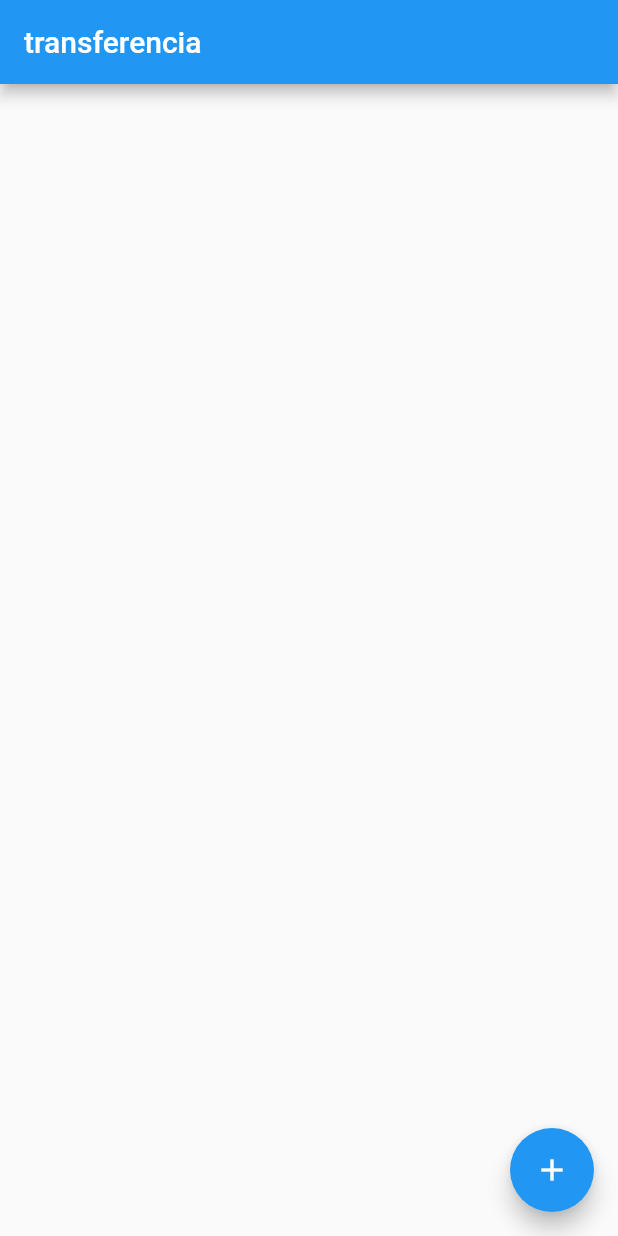
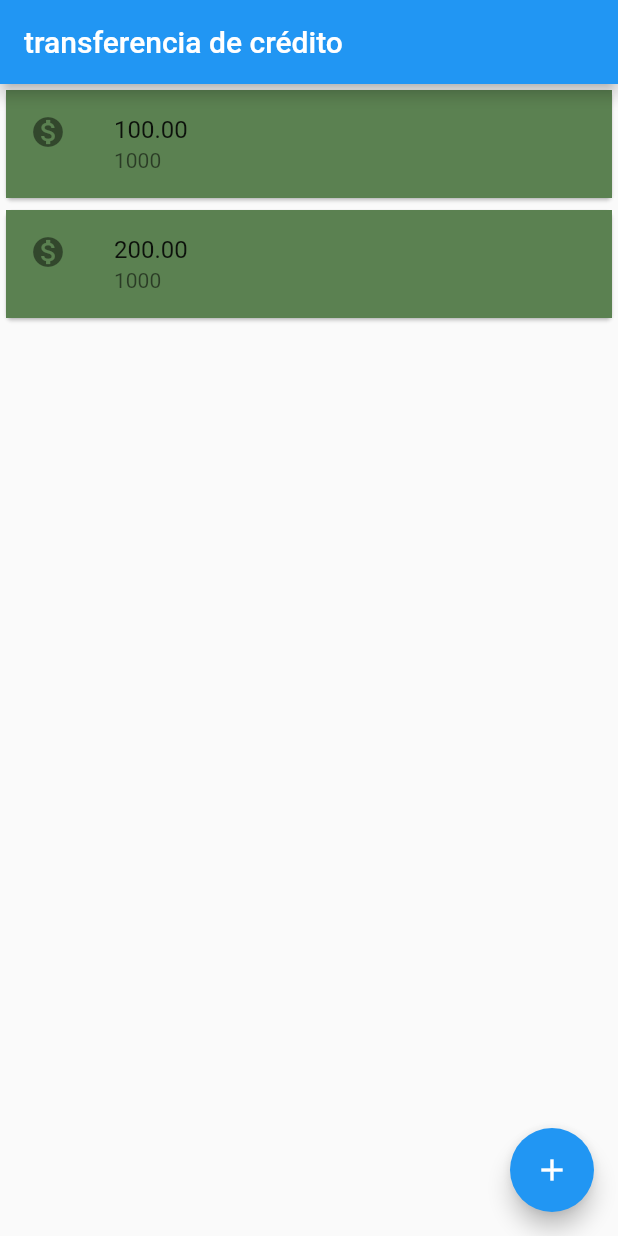
Before and after one commit to eduslug/bytebanck-flutter, a Flutter app: the screen it shows after launch, after a tap on the "add" icon, on a phone screen of 412 x 824 dp. Run offline on Flutter 3.47's test engine with Material 2 defaults, Android fonts, the phone set to English and light mode, and no system bars.

Commit message:
create child list

```diff
--- a/lib/main.dart
+++ b/lib/main.dart
@@ -4,8 +4,26 @@ void main() {
   runApp(MaterialApp(
       home: Scaffold(
     appBar: AppBar(
-      title: Text('transferencia'),
+      title: Text('transferencia de crédito'),
     ),
+    body: Column(children: <Widget>[
+      Card(
+        child: ListTile(
+          title: Text('100.00'),
+          subtitle: Text('1000'),
+          tileColor: Color.fromARGB(255, 91, 129, 81),
+          leading: Icon(Icons.monetization_on),
+        ),
+      ),
+      Card(
+        child: ListTile(
+          title: Text('200.00'),
+          subtitle: Text('1000'),
+          tileColor: Color.fromARGB(255, 91, 129, 81),
+          leading: Icon(Icons.monetization_on),
+        ),
+      ),
+    ]),
     floatingActionButton: FloatingActionButton(
       onPressed: () {},
       child: Icon(Icons.add),
```
Also changed, not shown: 1 other file.
